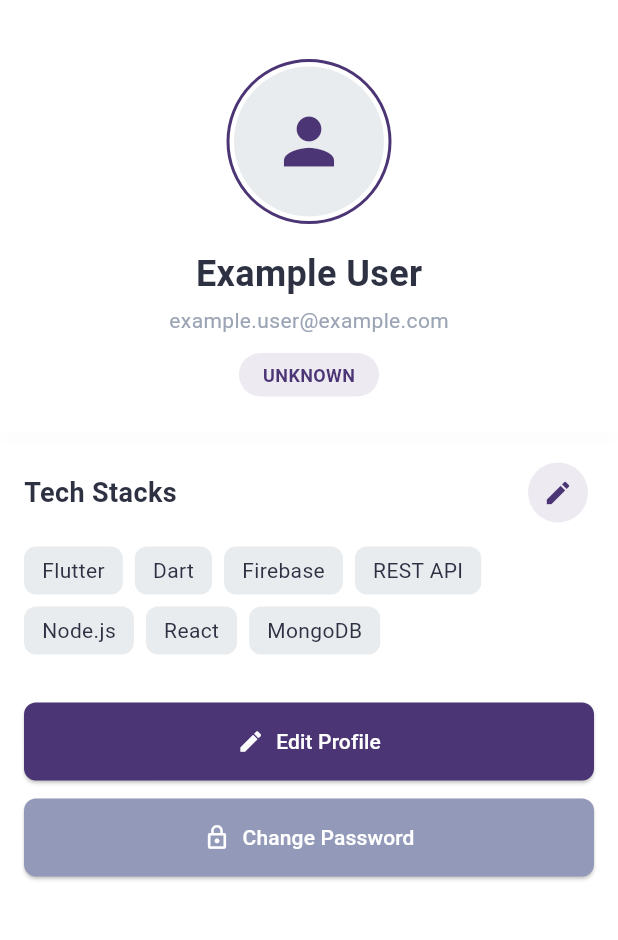
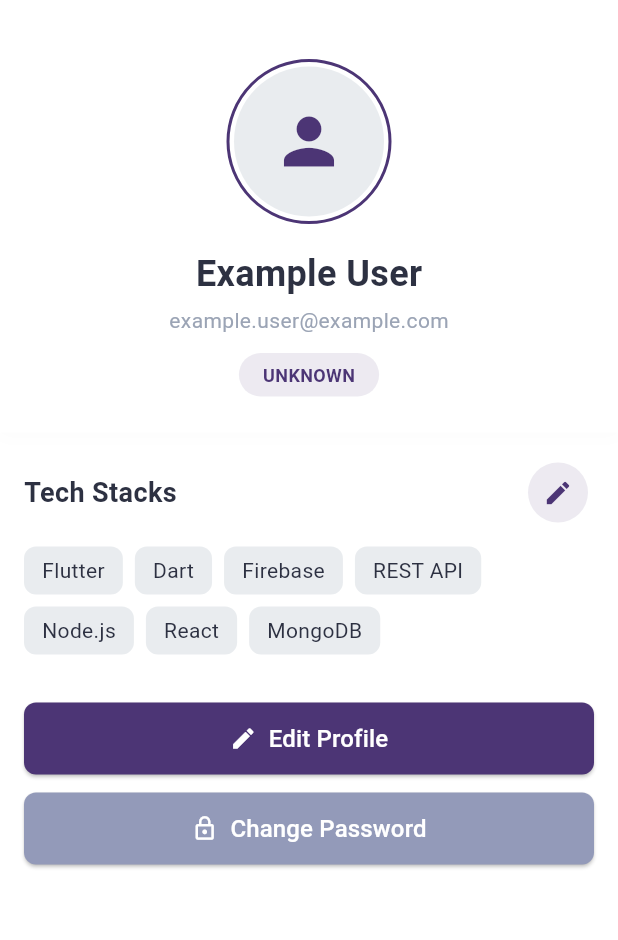
Before and after one commit to flappyBirdBol-anon/code-bolanon-mobile, a Flutter app: the ProfileView screen opened by its route, on a phone screen of 412 x 824 dp, the part 61-1001 px from its top. Run offline on Flutter 3.47's test engine with Material 3 defaults, Android fonts, the phone set to English and light mode, and no system bars; our stand-ins replace animate_do, carousel_slider, dio, flutter_secure_storage, flutter_svg, font_awesome_flutter and 10 more; accounts and stored records are empty.

Commit message:
created custom button widget for all buttons

```diff
--- a/lib/services/user_service.dart
+++ b/lib/services/user_service.dart
@@ -36,7 +36,8 @@ class UserService with ListenableServiceMixin {
     }
   }
 
-  Future<bool> updatePassword(String oldPassword, String newPassword) async {
+  Future<bool> updatePassword(String oldPassword, String newPassword,
+      String newPasswordConfirmation) async {
     try {
       final userId =
           _currentUser.value?.id; // Assuming UserModel has an 'id' field
@@ -44,8 +45,11 @@ class UserService with ListenableServiceMixin {
         print('User ID is null');
         return false;
       }
-      final response = await ApiService().patch('/users/$userId/password',
-          data: {'oldPassword': oldPassword, 'newPassword': newPassword});
+      final response = await ApiService().patch('/change-password', data: {
+        'current_password': oldPassword,
+        'new_password': newPassword,
+        'new_password_confirmation': newPasswordConfirmation
+      });
       if (response.statusCode == 200) {
         return true;
       }
--- /dev/null
+++ b/lib/ui/common/widgets/custom_button.dart
@@ -0,0 +1,104 @@
+import 'package:flutter/material.dart';
+
+class CustomButton extends StatelessWidget {
+  final String text;
+  final VoidCallback onPressed;
+  final Color? backgroundColor;
+  final Color? textColor;
+  final double? width;
+  final double? height;
+  final double? fontSize;
+  final FontWeight? fontWeight;
+  final BorderRadius? borderRadius;
+  final EdgeInsetsGeometry? padding;
+  final bool isLoading;
+  final bool isDisabled;
+  final IconData? icon;
+  final double? iconSize;
+  final double? spacing;
+  final Color? iconColor; // Add this new property
+
+  const CustomButton({
+    Key? key,
+    required this.text,
+    required this.onPressed,
+    this.backgroundColor,
+    this.textColor,
+    this.iconColor, // Add this to constructor
+    this.width,
+    this.height = 48.0,
+    this.fontSize,
+    this.fontWeight,
+    this.borderRadius,
+    this.padding,
+    this.isLoading = false,
+    this.isDisabled = false,
+    this.icon,
+    this.iconSize = 18,
+    this.spacing = 8,
+  }) : super(key: key);
+
+  @override
+  Widget build(BuildContext context) {
+    final theme = Theme.of(context);
+
+    Widget buttonChild;
+    if (isLoading) {
+      buttonChild = const SizedBox(
+        height: 20,
+        width: 20,
+        child: CircularProgressIndicator(
+          strokeWidth: 2,
+          valueColor: AlwaysStoppedAnimation<Color>(Colors.white),
+        ),
+      );
+    } else if (icon != null) {
+      buttonChild = Row(
+        mainAxisSize: MainAxisSize.min,
+        mainAxisAlignment: MainAxisAlignment.center,
+        children: [
+          Icon(
+            icon,
+            size: iconSize,
+            color: iconColor ?? textColor ?? Colors.white,
+          ),
+          if (text.isNotEmpty) SizedBox(width: spacing),
+          if (text.isNotEmpty)
+            Text(
+              text,
+              style: TextStyle(
+                color: textColor ?? Colors.white,
+                fontSize: fontSize ?? 16,
+                fontWeight: fontWeight ?? FontWeight.w500,
+              ),
+            ),
+        ],
+      );
+    } else {
+      buttonChild = Text(
+        text,
+        style: TextStyle(
+          color: textColor ?? Colors.white,
+          fontSize: fontSize ?? 16,
+          fontWeight: fontWeight ?? FontWeight.w500,
+        ),
+      );
+    }
+
+    return SizedBox(
+      width: width,
+      height: height,
+      child: ElevatedButton(
+        onPressed: isDisabled || isLoading ? null : onPressed,
+        style: ElevatedButton.styleFrom(
+          backgroundColor: backgroundColor ?? theme.primaryColor,
+          padding: padding ?? const EdgeInsets.symmetric(horizontal: 16),
+          shape: RoundedRectangleBorder(
+            borderRadius: borderRadius ?? BorderRadius.circular(8),
+          ),
+        ),
+        child: buttonChild,
+      ),
+    );
+  }
+}
--- a/lib/ui/views/profile/profile_view.dart
+++ b/lib/ui/views/profile/profile_view.dart
@@ -1,4 +1,5 @@
 import 'package:animate_do/animate_do.dart';
+import 'package:code_bolanon/ui/common/widgets/custom_button.dart';
 import 'package:flutter/material.dart';
 import 'package:stacked/stacked.dart';
 
@@ -248,43 +249,26 @@ class ProfileView extends StackedView<ProfileViewModel> {
   Widget _buildActionButtons(BuildContext context, ProfileViewModel viewModel) {
     return Column(
       children: [
-        _buildButton(
-          'Edit Profile',
-          Icons.edit,
-          () async {
+        CustomButton(
+          text: 'Edit Profile',
+          icon: Icons.edit,
+          onPressed: () async {
             viewModel.showEditProfileModal(context);
-            // Refresh profile data after edit
           },
-          const Color(0xFF4C3575),
+          backgroundColor: const Color(0xFF4C3575),
+          width: double.infinity,
+          height: 48,
         ),
         const SizedBox(height: 12),
-        _buildButton(
-          'Change Password',
-          Icons.lock_outline,
-          () => viewModel.showChangePasswordModal(context),
-          const Color.fromARGB(255, 147, 154, 185),
+        CustomButton(
+          text: 'Change Password',
+          icon: Icons.lock_outline,
+          onPressed: () => viewModel.showChangePasswordModal(context),
+          backgroundColor: const Color.fromARGB(255, 147, 154, 185),
+          width: double.infinity,
+          height: 48,
         ),
       ],
-    );
-  }
-
-  Widget _buildButton(
-      String text, IconData icon, VoidCallback onPressed, Color color) {
-    return SizedBox(
-      width: double.infinity,
-      child: ElevatedButton.icon(
-        onPressed: onPressed,
-        icon: Icon(icon, size: 18),
-        label: Text(text),
-        style: ElevatedButton.styleFrom(
-          foregroundColor: Colors.white,
-          backgroundColor: color,
-          padding: const EdgeInsets.symmetric(vertical: 16),
-          shape: RoundedRectangleBorder(
-            borderRadius: BorderRadius.circular(8),
-          ),
-        ),
-      ),
     );
   }
 
--- a/lib/ui/views/profile/profile_viewmodel.dart
+++ b/lib/ui/views/profile/profile_viewmodel.dart
@@ -132,8 +132,10 @@ class ProfileViewModel extends AppBaseViewModel {
 
     final oldPassword = oldPasswordController.text;
     final newPassword = newPasswordController.text;
+    final newPasswordConfirmation = confirmNewPasswordController.text;
 
-    final success = await userService.updatePassword(oldPassword, newPassword);
+    final success = await userService.updatePassword(
+        oldPassword, newPassword, newPasswordConfirmation);
 
     if (success) {
       snackbarService.showSnackbar(
--- a/lib/ui/views/trainer_home/trainer_home_viewmodel.dart
+++ b/lib/ui/views/trainer_home/trainer_home_viewmodel.dart
@@ -1,12 +1,8 @@
-import 'package:code_bolanon/app/app.locator.dart';
+import 'package:code_bolanon/app/app_base_view_model.dart';
 import 'package:code_bolanon/models/course_model.dart';
-import 'package:code_bolanon/services/auth_service.dart';
 import 'package:flutter/material.dart';
-import 'package:stacked/stacked.dart';
 
-class TrainerHomeViewModel extends BaseViewModel {
-  final _authService = locator<AuthService>();
-
+class TrainerHomeViewModel extends AppBaseViewModel {
   bool _isDarkMode = false;
   bool get isDarkMode => _isDarkMode;
 
@@ -14,10 +10,10 @@ class TrainerHomeViewModel extends BaseViewModel {
   DateTime? _selectedDate;
   DateTime? get selectedDate => _selectedDate;
 
-  String get userName => _authService.currentUser?.fullName ?? 'User';
-  String get userRole => _authService.currentUser?.role ?? 'Guest';
-  String get userImage => _authService.currentUser?.profileImage ?? '';
-  String get userEmail => _authService.currentUser?.email ?? '';
+  String get userName => userService.currentUser?.fullName ?? 'User';
+  String get userRole => userService.currentUser?.role ?? 'Guest';
+  String get userImage => userService.currentUser?.profileImage ?? '';
+  String get userEmail => userService.currentUser?.email ?? '';
   bool isLoading = true;
   String profileImageUrl = 'assets/images/1.jpg';
   int activeStudents = 150;
```
